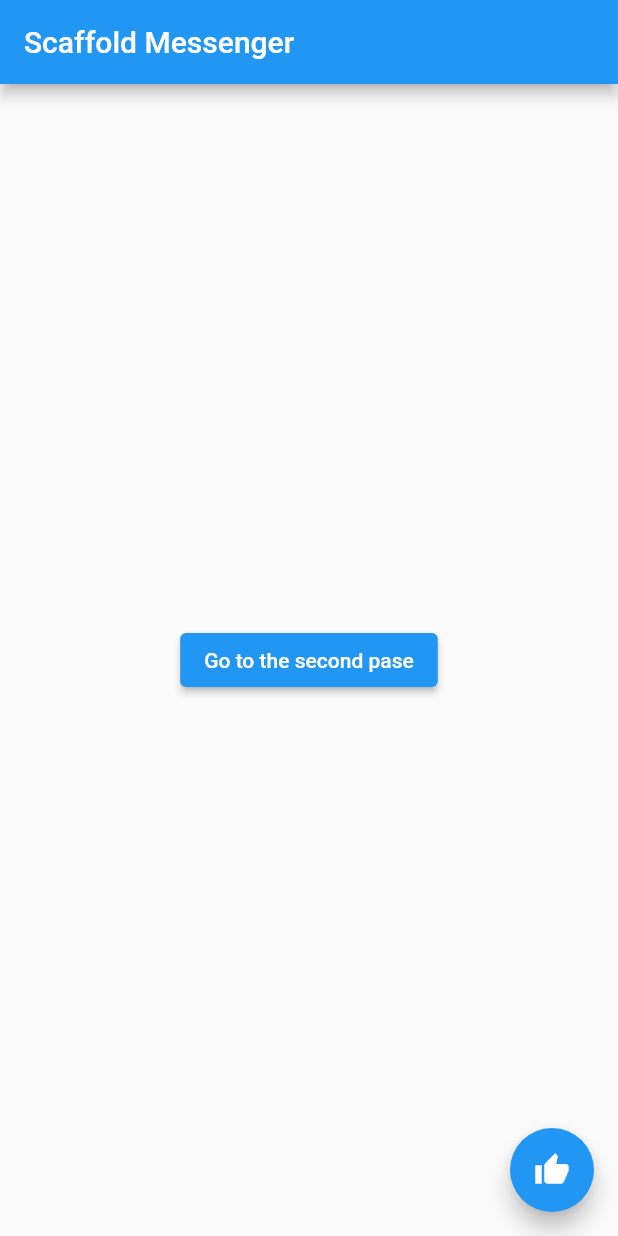
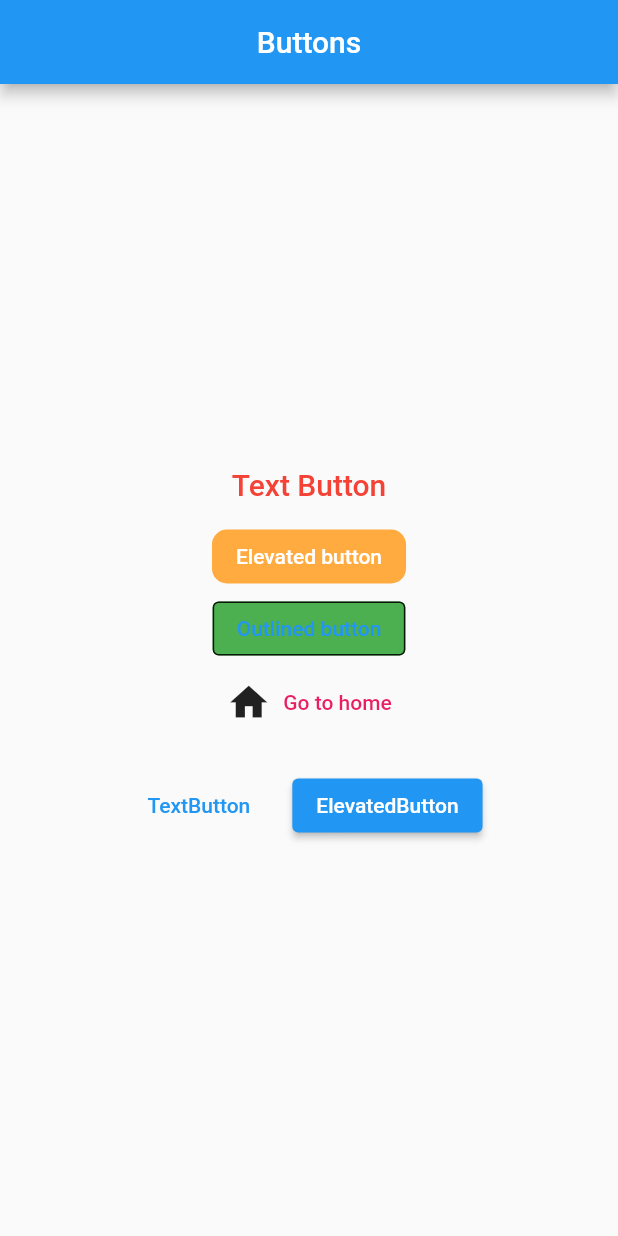
Before and after one commit to abc20210708/first_flutter_app, a Flutter app: the screen it shows after launch, on a phone screen of 412 x 824 dp. Run offline on Flutter 3.47's test engine with Material 2 defaults, Android fonts, the phone set to English and light mode, and no system bars.

Commit message:
강좌 27 | 플러터 2.0 버튼

```diff
--- a/lib/main.dart
+++ b/lib/main.dart
@@ -1,7 +1,6 @@
-import 'package:first_flutter_app/ScreenB.dart';
-import 'package:first_flutter_app/ScreenC.dart';
+
 import 'package:flutter/material.dart';
-import 'package:first_flutter_app/ScreenA.dart';
+
 
 
 void main() => runApp(MyApp());
@@ -15,121 +14,94 @@ class MyApp extends StatelessWidget {
         theme: ThemeData(
           primarySwatch: Colors.blue
         ),
-      home: MyPage(),
+      home: MyButtons(),
     );
   }
 }
 
-class MyPage extends StatelessWidget {
-  const MyPage({Key? key}) : super(key: key);
+class MyButtons extends StatelessWidget {
+  const MyButtons({Key? key}) : super(key: key);
 
   @override
   Widget build(BuildContext context) {
     return Scaffold(
       appBar: AppBar(
-        title: Text("Scaffold Messenger"),
-      ),
-      body: Homebody(),
-      floatingActionButton: FloatingActionButton(
-        child: Icon(Icons.thumb_up),
-        onPressed: (){
-          ScaffoldMessenger.of(context).showSnackBar(
-            SnackBar(
-                content: Text("Like a new Snack bar!"),
-              duration: Duration(seconds: 5),
-              action: SnackBarAction(
-                  label: "Undo",
-                  onPressed: (){
-                    Navigator.push(
-                      context,
-                      MaterialPageRoute(builder: (context) => ThirdPage()),
-                    );
-                  }),
-                )
-            );
-        },
-      ),
-    );
-  }
-}
-
-class Homebody extends StatelessWidget {
-  const Homebody({Key? key}) : super(key: key);
-
-  @override
-  Widget build(BuildContext context) {
-    return Center(
-      child: ElevatedButton(
-          onPressed: (){
-            Navigator.push(context,
-                MaterialPageRoute(builder: (context) => SecondPage()),
-            );
-          },
-          child: Text("Go to the second pase")),
-    );
-  }
-}
-
-class SecondPage extends StatelessWidget {
-  const SecondPage({Key? key}) : super(key: key);
-
-  @override
-  Widget build(BuildContext context) {
-    return Scaffold(
-      appBar: AppBar(
-        title: Text("Second Page"),
+        title: Text("Buttons"),
+        centerTitle: true,
       ),
       body: Center(
-        child: Text("좋아요가 추가 되었습니다.",
-          style: TextStyle(
-            fontSize: 20.0,
-            color: Colors.redAccent
-          ),
+        child: Column(
+          mainAxisAlignment: MainAxisAlignment.center,
+          children: [
+            TextButton(
+                 onPressed: (){
+                 //print("text button");
+                 },
+              onLongPress: (){
+                print("text button");
+              },
+                child: Text(
+                    "Text Button",
+                  style: TextStyle(
+                    fontSize: 20.0,
+                    color: Colors.red,
+                  ),
+                ),
+              style: TextButton.styleFrom(
+                //backgroundColor: Colors.blue,
+
+              ),
+            ),
+            ElevatedButton(
+                onPressed: (){
+                    print("Elevated button");
+            }, child: Text("Elevated button"),
+              style: ElevatedButton.styleFrom(
+                backgroundColor: Colors.orangeAccent,
+                shape: RoundedRectangleBorder(
+                  borderRadius: BorderRadius.circular(10.0)
+                ),
+                  elevation: 0.0
+              ),
+            ),
+            OutlinedButton(onPressed: () {
+              print("Outlined button");
+            }, child: Text("Outlined button"),
+              style: OutlinedButton.styleFrom(
+                backgroundColor: Colors.green,
+                side: BorderSide(
+                  color: Colors.black87,
+                  //width: 2.0
+                )
+              ),
+            ),
+            TextButton.icon(onPressed:null,
+             icon: Icon(Icons.home,
+             size: 30.0,
+             color: Colors.black87,
+             ),
+            label: Text("Go to home"),
+              style: TextButton.styleFrom(
+                //backgroundColor: Colors.purple
+                minimumSize: Size(200, 50),
+                onSurface: Colors.pink
+              ),
+            ),
+            ButtonBar(
+              alignment: MainAxisAlignment.center,
+              buttonPadding: EdgeInsets.all(20),
+              children: [
+                TextButton(onPressed: () {},
+                    child: Text("TextButton"),
+                ),
+                ElevatedButton(onPressed: (){},
+                    child: Text("ElevatedButton"),
+                ),
+              ],
+            )
+          ],
         ),
       ),
     );
   }
 }
-
-
-class ThirdPage extends StatelessWidget {
-
-
-  @override
-  Widget build(BuildContext context) {
-    return ScaffoldMessenger(
-      child: Scaffold(
-        appBar: AppBar(
-          title: Text("ThirdPage Page"),
-        ),
-        body: Builder(
-          builder: (context) {
-            return Center(
-              child: Column(
-                mainAxisAlignment: MainAxisAlignment.center,
-                children: [
-                  Text("좋아요를 취소하시겠습니까?",
-                    style: TextStyle(
-                        fontSize: 20.0,
-                        color: Colors.redAccent
-                    ),
-                  ),
-                  ElevatedButton(
-                      onPressed: (){
-                        ScaffoldMessenger.of(context).showSnackBar(
-                          SnackBar(
-                              content: Text('"좋아요"가 취소되었습니다.'  ),
-                            duration: Duration(seconds: 3),
-                          ),
-                        );
-                      },
-                      child: Text("취소하기"))
-                ],
-              ),
-            );
-          }
-        ),
-      ),
-    );
-  }
-}
```
